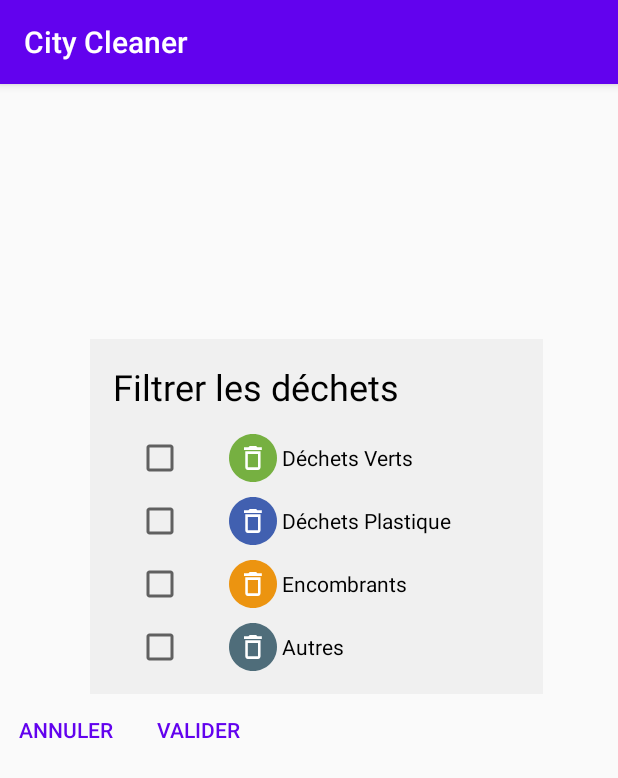
After one commit to Alexandre-MAZURIER/CityCleaner, an Android app: the FilterTrashActivity screen opened directly, with no data from a screen before it, on a phone screen of 412 x 824 dp. The commit adds this screen. Shown: the top 778 px of the screen. Run offline under Robolectric (Android 15) with nearby library versions, the phone set to English and light mode, and no system bars.

Commit message:
filter trash

```diff
--- a/app/src/main/AndroidManifest.xml
+++ b/app/src/main/AndroidManifest.xml
@@ -8,7 +8,8 @@
     -->
     <uses-permission android:name="android.permission.ACCESS_FINE_LOCATION" />
     <uses-permission android:name="android.permission.CAMERA" />
-    <uses-feature android:name="android.hardware.camera"/>
+
+    <uses-feature android:name="android.hardware.camera" />
 
     <application
         android:allowBackup="true"
@@ -17,6 +18,7 @@
         android:roundIcon="@mipmap/ic_launcher_round"
         android:supportsRtl="true"
         android:theme="@style/AppTheme">
+        <activity android:name=".FilterTrashActivity"></activity>
         <!--
              The API key for Google Maps-based APIs is defined as a string resource.
              (See the file "res/values/google_maps_api.xml").
--- /dev/null
+++ b/app/src/main/java/etu/ihm/citycleaner/FilterTrashActivity.java
@@ -0,0 +1,34 @@
+package etu.ihm.citycleaner;
+
+import androidx.appcompat.app.AppCompatActivity;
+
+import android.os.Bundle;
+import android.view.View;
+import android.widget.Button;
+
+public class FilterTrashActivity extends AppCompatActivity {
+
+    @Override
+    protected void onCreate(Bundle savedInstanceState) {
+        super.onCreate(savedInstanceState);
+        setContentView(R.layout.activity_filter_trash);
+
+        Button closeButton = (Button) findViewById(R.id.cancel_button);
+        closeButton.setOnClickListener(new View.OnClickListener() {
+
+            @Override
+            public void onClick(View v) {
+                finish();
+            }
+        });
+
+        Button validateButton = (Button) findViewById(R.id.validate_button);
+        validateButton.setOnClickListener(new View.OnClickListener() {
+
+            @Override
+            public void onClick(View v) {
+                finish();
+            }
+        });
+    }
+}
--- a/app/src/main/java/etu/ihm/citycleaner/MainActivity.java
+++ b/app/src/main/java/etu/ihm/citycleaner/MainActivity.java
@@ -54,5 +54,7 @@ public class MainActivity extends AppCompatActivity {
     }
 
     public void filterTrash(View view) {
+        Intent intent = new Intent(MainActivity.this, FilterTrashActivity.class);
+        startActivity(intent);
     }
 }
--- /dev/null
+++ b/app/src/main/res/layout/activity_filter_trash.xml
@@ -0,0 +1,133 @@
+<?xml version="1.0" encoding="utf-8"?>
+<androidx.constraintlayout.widget.ConstraintLayout xmlns:android="http://schemas.android.com/apk/res/android"
+    xmlns:app="http://schemas.android.com/apk/res-auto"
+    xmlns:tools="http://schemas.android.com/tools"
+    android:layout_width="match_parent"
+    android:layout_height="wrap_content"
+    >
+
+    <TextView
+        android:id="@+id/text_filter"
+        android:layout_width="wrap_content"
+        android:layout_height="wrap_content"
+        android:layout_marginStart="8dp"
+        android:layout_marginTop="150dp"
+        android:layout_marginEnd="8dp"
+        android:textAlignment="center"
+        android:textSize="20sp"
+        app:layout_constraintEnd_toEndOf="parent"
+        app:layout_constraintStart_toStartOf="parent"
+        app:layout_constraintTop_toTopOf="parent" />
+
+    <androidx.constraintlayout.widget.ConstraintLayout
+        android:id="@+id/view3"
+        android:layout_width="wrap_content"
+        android:layout_height="wrap_content"
+        android:background="@color/colorBlancTifa"
+        app:layout_constraintTop_toTopOf="@id/text_filter"
+        app:layout_constraintStart_toStartOf="parent"
+        android:layout_marginStart="60dp"
+        android:layout_marginEnd="20dp"
+        android:layout_marginTop="20dp"
+        android:padding="15dp"
+        >
+
+        <TextView
+            android:id="@+id/garbage_type_text"
+            android:layout_width="wrap_content"
+            android:layout_height="wrap_content"
+            android:text="Filtrer les déchets"
+            android:textColor="#000000"
+            android:textSize="24sp"
+            app:layout_constraintTop_toTopOf="parent"
+            app:layout_constraintStart_toStartOf="parent" />
+
+        <RadioGroup
+            android:id="@+id/radioType"
+            android:layout_width="wrap_content"
+            android:layout_height="wrap_content"
+            android:textAlignment="center"
+            app:layout_constraintTop_toBottomOf="@id/garbage_type_text"
+            app:layout_constraintStart_toStartOf="parent"
+            android:layout_marginStart="15dp"
+            android:layout_marginTop="15dp"
+            android:layout_marginBottom="15dp"
+            >
+
+            <CheckBox
+                android:id="@+id/green"
+                android:layout_width="252dp"
+                android:layout_height="wrap_content"
+                android:layout_marginBottom="10dp"
+                android:drawableStart="@drawable/ic_green"
+                android:paddingLeft="30dp"
+                android:text=" Déchets Verts" />
+
+            <CheckBox
+                android:id="@+id/plastic"
+                android:layout_width="252dp"
+                android:layout_height="wrap_content"
+                android:layout_marginBottom="10dp"
+                android:drawableStart="@drawable/ic_plastic"
+                android:paddingLeft="30dp"
+                android:text=" Déchets Plastique" />
+
+            <CheckBox
+                android:id="@+id/furniture"
+                android:layout_width="256dp"
+                android:layout_height="wrap_content"
+                android:layout_marginBottom="10dp"
+                android:drawableStart="@drawable/ic_furniture"
+                android:paddingLeft="30dp"
+
+                android:text=" Encombrants" />
+
+            <CheckBox
+                android:id="@+id/other"
+                android:layout_width="252dp"
+                android:layout_height="wrap_content"
+                android:drawableStart="@drawable/ic_other"
+                android:paddingLeft="30dp"
+                android:text=" Autres" />
+        </RadioGroup>
+
+
+    </androidx.constraintlayout.widget.ConstraintLayout>
+
+    <LinearLayout
+        android:id="@+id/view4"
+        android:layout_width="wrap_content"
+        android:layout_height="wrap_content"
+        app:layout_constraintTop_toBottomOf="@+id/view3"
+        android:layout_centerVertical="true"
+        tools:ignore="MissingConstraints">
+
+        <Button
+            android:id="@+id/cancel_button"
+            style="?android:attr/borderlessButtonStyle"
+            android:layout_width="wrap_content"
+            android:layout_height="wrap_content"
+            android:text="Annuler"
+            android:textColor="@color/colorPrimary"
+            app:layout_constraintEnd_toStartOf="@+id/validate_button"
+            tools:ignore="MissingConstraints" />
+
+        <Button
+            android:id="@+id/validate_button"
+            style="?android:attr/borderlessButtonStyle"
+            android:layout_width="wrap_content"
+            android:layout_height="wrap_content"
+            android:text="Valider"
+            android:textColor="@color/colorPrimary"
+            app:layout_constraintTop_toTopOf="@+id/cancel_button"
+            app:layout_constraintStart_toStartOf="@+id/cancel_button"
+            app:layout_constraintEnd_toStartOf="@+id/send_button"
+             />
+
+
+    </LinearLayout>
+
+
+
+
+</androidx.constraintlayout.widget.ConstraintLayout>
```
